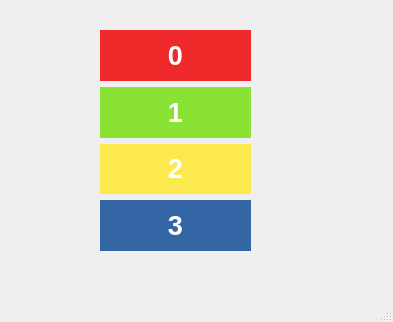
This is qtc_layout/mainwindow.ui in korhanmd/pyqt-practice as Qt 5 draws it before an edit. The edited form follows.
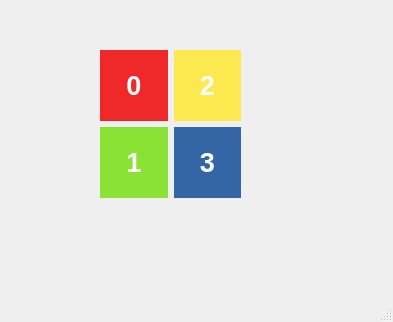
This is the edited form.

Commit message: Arrange widgets with grid layout

```diff
--- a/qtc_layout/mainwindow.ui
+++ b/qtc_layout/mainwindow.ui
@@ -18,13 +18,13 @@
     <property name="geometry">
      <rect>
       <x>100</x>
-      <y>30</y>
-      <width>151</width>
-      <height>221</height>
+      <y>50</y>
+      <width>141</width>
+      <height>148</height>
      </rect>
     </property>
-    <layout class="QVBoxLayout" name="verticalLayout">
-     <item>
+    <layout class="QGridLayout" name="gridLayout">
+     <item row="0" column="0">
       <widget class="QLabel" name="label">
        <property name="palette">
         <palette>
@@ -481,7 +481,7 @@
        </property>
       </widget>
      </item>
-     <item>
+     <item row="1" column="0">
       <widget class="QLabel" name="label_2">
        <property name="palette">
         <palette>
@@ -933,7 +933,7 @@
        </property>
       </widget>
      </item>
-     <item>
+     <item row="0" column="1">
       <widget class="QLabel" name="label_3">
        <property name="palette">
         <palette>
@@ -1385,7 +1385,7 @@
        </property>
       </widget>
      </item>
-     <item>
+     <item row="1" column="1">
       <widget class="QLabel" name="label_4">
        <property name="palette">
         <palette>
```
